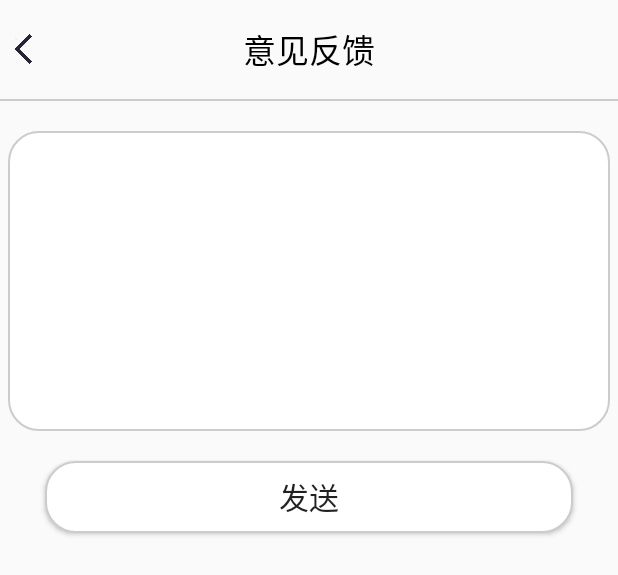
After one commit to ChengPengGao/CarRecorder, an Android app: the layout layout_feedback.xml on its own in the app's theme, with its tools: preview values and no code run, on a phone screen of 412 x 824 dp. The commit adds this screen. Shown: the top 575 px of the screen. Run offline under Robolectric (Android 15) with nearby library versions, the phone set to English and light mode, and no system bars.

Commit message:
意见反馈

```diff
--- a/app/src/main/java/com/cf/carrecorder/base/fragment/BaseFragment.java
+++ b/app/src/main/java/com/cf/carrecorder/base/fragment/BaseFragment.java
@@ -109,7 +109,7 @@ public abstract class BaseFragment<V extends BaseFragmentView, T extends BaseFra
     /**
      * 隐藏软键盘
      */
-    private void hideSoftInput() {
+    public void hideSoftInput() {
         View v = getActivity().getCurrentFocus();
         if (v != null && v.getWindowToken() != null) {
             InputMethodManager manager = (InputMethodManager) getContext()
--- /dev/null
+++ b/app/src/main/res/drawable-v24/sp_et_feedback.xml
@@ -0,0 +1,8 @@
+<?xml version="1.0" encoding="utf-8"?>
+<shape xmlns:android="http://schemas.android.com/apk/res/android">
+    <corners android:radius="20dp" />
+    <solid android:color="@color/white"/>
+    <stroke
+        android:width="1dp"
+        android:color="@color/gray" />
+</shape>
--- /dev/null
+++ b/app/src/main/res/layout/layout_feedback.xml
@@ -0,0 +1,64 @@
+<?xml version="1.0" encoding="utf-8"?>
+<LinearLayout xmlns:android="http://schemas.android.com/apk/res/android"
+    android:orientation="vertical" android:layout_width="match_parent"
+    android:layout_height="match_parent">
+    <RelativeLayout
+        android:layout_width="match_parent"
+        android:layout_height="66dp">
+
+        <ImageView
+            android:id="@+id/iv_back"
+            android:layout_width="20dp"
+            android:layout_height="20dp"
+            android:layout_alignParentLeft="true"
+            android:layout_centerVertical="true"
+            android:layout_margin="5dp"
+            android:clickable="true"
+            android:src="@drawable/back" />
+
+        <TextView
+            android:layout_width="wrap_content"
+            android:layout_height="wrap_content"
+            android:layout_centerInParent="true"
+            android:gravity="center"
+            android:text="意见反馈"
+            android:textColor="@color/black"
+            android:textSize="22dp" />
+
+    </RelativeLayout>
+
+    <View
+        android:layout_width="match_parent"
+        android:layout_height="1dp"
+        android:background="@color/gray"/>
+
+
+
+    <EditText
+        android:id="@+id/et_feedback"
+        android:layout_marginTop="20dp"
+        android:paddingTop="3dp"
+        android:paddingBottom="3dp"
+        android:paddingLeft="5dp"
+        android:paddingRight="5dp"
+        android:layout_marginBottom="20dp"
+        android:layout_marginLeft="5dp"
+        android:layout_marginRight="5dp"
+        android:layout_width="match_parent"
+        android:gravity="left|top"
+        android:layout_height="200dp"
+        android:background="@drawable/sp_et_feedback"
+        android:inputType="textMultiLine"/>
+
+
+    <Button
+        android:id="@+id/btn_send"
+        android:layout_width="match_parent"
+        android:layout_marginLeft="30dp"
+        android:textSize="20dp"
+        android:layout_marginRight="30dp"
+        android:layout_height="wrap_content"
+        android:text="发送"
+        android:background="@drawable/sp_btn_mine"/>
+
+</LinearLayout>
```
Also changed, not shown: app/src/main/java/com/cf/carrecorder/ui/mine/MineFragment.java (+7 -1 lines), app/src/main/java/com/cf/carrecorder/ui/mine/feedback/FeedbackFragment.java (added, +64 -0 lines), app/src/main/java/com/cf/carrecorder/ui/mine/feedback/FeedbackPresenter.java (added, +19 -0 lines), app/src/main/java/com/cf/carrecorder/ui/mine/feedback/FeedbackView.java (added, +11 -0 lines), app/src/main/res/layout/fragment_mine.xml (+10 -10 lines).
